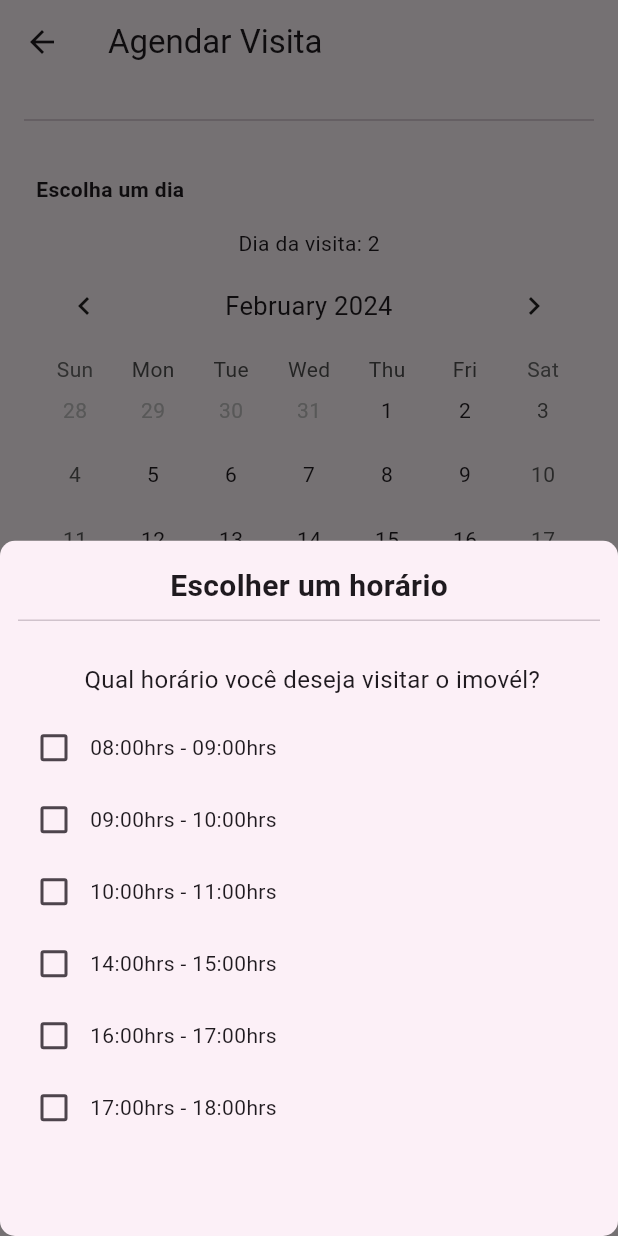
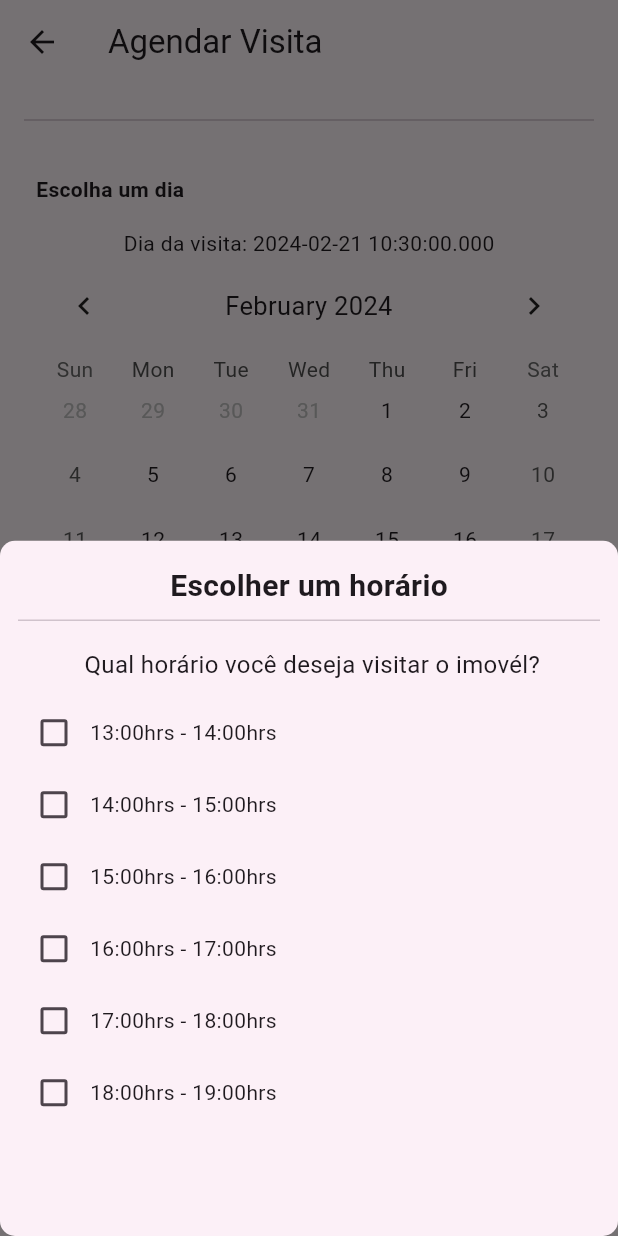
Before and after one commit to GiovanaThais/ache_um_lar, a Flutter app: the VisitHomePage screen opened by its route, after a tap on "13:00hrs -- 18:00hrs", on a phone screen of 412 x 824 dp. Run offline on Flutter 3.47's test engine with Material 3 defaults, Android fonts, the phone set to English and light mode, and no system bars; drawn by our look-alikes of table_calendar; our stand-ins replace brasil_fields, carousel_slider, firebase_auth, firebase_core, flutter_modular, font_awesome_flutter and 3 more; accounts and stored records are empty; network calls fail.

Commit message:
fix visit houses page

```diff
--- a/lib/app/features/home/presenter/pages/visit_home_page.dart
+++ b/lib/app/features/home/presenter/pages/visit_home_page.dart
@@ -4,12 +4,18 @@ import 'package:table_calendar/table_calendar.dart';
 
 import '../../submodules/details/widgets/bottom_buttons.dart';
 
-class VisitHomePage extends StatelessWidget {
+class VisitHomePage extends StatefulWidget {
+  @override
+  State<VisitHomePage> createState() => _VisitHomePageState();
+}
+
+class _VisitHomePageState extends State<VisitHomePage> {
   DateTime today = DateTime.now();
+
   void _onDaySelected(DateTime day, DateTime focusedDay) {
-    setState() {
+    setState(() {
       today = day;
-    }
+    });
   }
 
   @override
@@ -41,7 +47,7 @@ class VisitHomePage extends StatelessWidget {
                   padding: const EdgeInsets.all(8.0),
                   child: Column(
                     children: [
-                      Text("Dia da visita: " + today.toString().split("")[0]),
+                      Text("Dia da visita: " + today.toString()),
                       TableCalendar(
                         locale: "en_US",
                         rowHeight: 43,
@@ -76,7 +82,7 @@ class VisitHomePage extends StatelessWidget {
                       focusColor: theme.colorScheme.primary,
                       textColor: theme.colorScheme.primary,
                       onTap: () {
-                        alterCountryMethod(
+                        alterHourMethod(
                           context,
                         );
                       },
@@ -96,7 +102,7 @@ class VisitHomePage extends StatelessWidget {
                       focusColor: theme.colorScheme.primary,
                       textColor: theme.colorScheme.primary,
                       onTap: () {
-                        alterCountryMethod(
+                        alterHourMethodOption(
                           context,
                         );
                       },
@@ -127,11 +133,14 @@ class VisitHomePage extends StatelessWidget {
   }
 }
 
-Future<dynamic> alterCountryMethod(
+alterHourMethod(
   BuildContext context,
 ) {
-  bool isBrazilSelected = false;
-  bool isMexicoSelected = false;
+  bool is8Selected = false;
+  bool is9Selected = false;
+  bool is10Selected = false;
+  bool is11Selected = false;
+
   return showModalBottomSheet(
       shape: RoundedRectangleBorder(
         borderRadius: BorderRadius.circular(10),
@@ -148,7 +157,7 @@ Future<dynamic> alterCountryMethod(
                 ),
                 const Divider(),
                 const SizedBox(
-                  height: 20,
+                  height: 10,
                 ),
                 const Text(
                   " Qual horário você deseja visitar o imovél?",
@@ -158,10 +167,10 @@ Future<dynamic> alterCountryMethod(
                 Row(
                   children: [
                     Checkbox(
-                      value: isBrazilSelected,
+                      value: is8Selected,
                       onChanged: (bool? value) {
                         // Handle Brazil checkbox change
-                        isBrazilSelected = value ?? false;
+                        is8Selected = value ?? false;
                       },
                     ),
                     const Text("08:00hrs - 09:00hrs"),
@@ -170,10 +179,10 @@ Future<dynamic> alterCountryMethod(
                 Row(
                   children: [
                     Checkbox(
-                      value: isMexicoSelected,
+                      value: is9Selected,
                       onChanged: (bool? value) {
                         // Handle Mexico checkbox change
-                        isMexicoSelected = value ?? false;
+                        is9Selected = value ?? false;
                       },
                     ),
                     const Text("09:00hrs - 10:00hrs"),
@@ -182,22 +191,72 @@ Future<dynamic> alterCountryMethod(
                 Row(
                   children: [
                     Checkbox(
-                      value: isBrazilSelected,
+                      value: is10Selected,
                       onChanged: (bool? value) {
                         // Handle Brazil checkbox change
-                        isBrazilSelected = value ?? false;
+                        is10Selected = value ?? false;
                       },
                     ),
                     const Text("10:00hrs - 11:00hrs"),
                   ],
                 ),
+              ],
+            ));
+      });
+}
+
+alterHourMethodOption(
+  BuildContext context,
+) {
+  bool is13Selected = false;
+  bool is14Selected = false;
+  bool is15Selected = false;
+  bool is16Selected = false;
+  bool is17Selected = false;
+  bool is18Selected = false;
+
+  return showModalBottomSheet(
+      shape: RoundedRectangleBorder(
+        borderRadius: BorderRadius.circular(10),
+      ),
+      context: context,
+      builder: (BuildContext bc) {
+        return Container(
+            padding: const EdgeInsets.symmetric(vertical: 16, horizontal: 12),
+            child: Column(
+              children: [
+                const Text(
+                  "Escolher um horário",
+                  style: TextStyle(fontSize: 20, fontWeight: FontWeight.bold),
+                ),
+                const Divider(),
+                const SizedBox(
+                  height: 10,
+                ),
+                const Text(
+                  " Qual horário você deseja visitar o imovél?",
+                  style: TextStyle(fontSize: 16),
+                ),
+                const SizedBox(height: 10),
                 Row(
                   children: [
                     Checkbox(
-                      value: isBrazilSelected,
+                      value: is13Selected,
                       onChanged: (bool? value) {
                         // Handle Brazil checkbox change
-                        isBrazilSelected = value ?? false;
+                        is13Selected = value ?? false;
+                      },
+                    ),
+                    const Text("13:00hrs - 14:00hrs"),
+                  ],
+                ),
+                Row(
+                  children: [
+                    Checkbox(
+                      value: is14Selected,
+                      onChanged: (bool? value) {
+                        // Handle Brazil checkbox change
+                        is14Selected = value ?? false;
                       },
                     ),
                     const Text("14:00hrs - 15:00hrs"),
@@ -206,10 +265,22 @@ Future<dynamic> alterCountryMethod(
                 Row(
                   children: [
                     Checkbox(
-                      value: isBrazilSelected,
+                      value: is15Selected,
                       onChanged: (bool? value) {
                         // Handle Brazil checkbox change
-                        isBrazilSelected = value ?? false;
+                        is15Selected = value ?? false;
+                      },
+                    ),
+                    const Text("15:00hrs - 16:00hrs"),
+                  ],
+                ),
+                Row(
+                  children: [
+                    Checkbox(
+                      value: is16Selected,
+                      onChanged: (bool? value) {
+                        // Handle Brazil checkbox change
+                        is16Selected = value ?? false;
                       },
                     ),
                     const Text("16:00hrs - 17:00hrs"),
@@ -218,13 +289,25 @@ Future<dynamic> alterCountryMethod(
                 Row(
                   children: [
                     Checkbox(
-                      value: isBrazilSelected,
+                      value: is17Selected,
                       onChanged: (bool? value) {
                         // Handle Brazil checkbox change
-                        isBrazilSelected = value ?? false;
+                        is17Selected = value ?? false;
                       },
                     ),
                     const Text("17:00hrs - 18:00hrs"),
+                  ],
+                ),
+                Row(
+                  children: [
+                    Checkbox(
+                      value: is18Selected,
+                      onChanged: (bool? value) {
+                        // Handle Brazil checkbox change
+                        is18Selected = value ?? false;
+                      },
+                    ),
+                    const Text("18:00hrs - 19:00hrs"),
                   ],
                 ),
               ],
```
